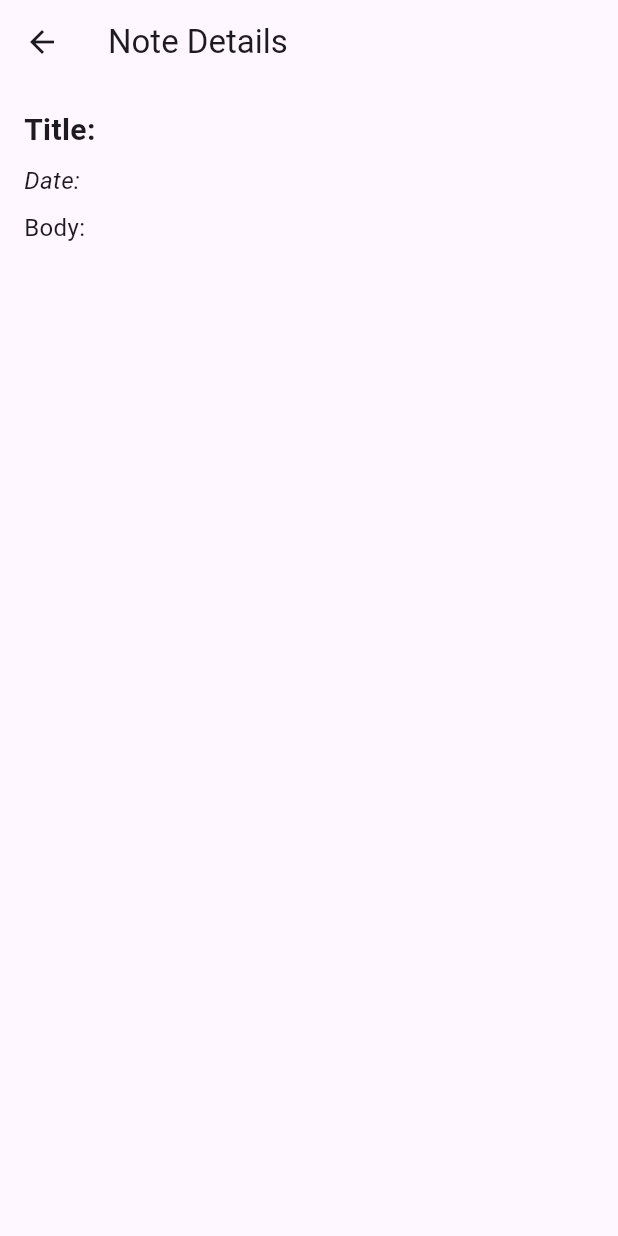
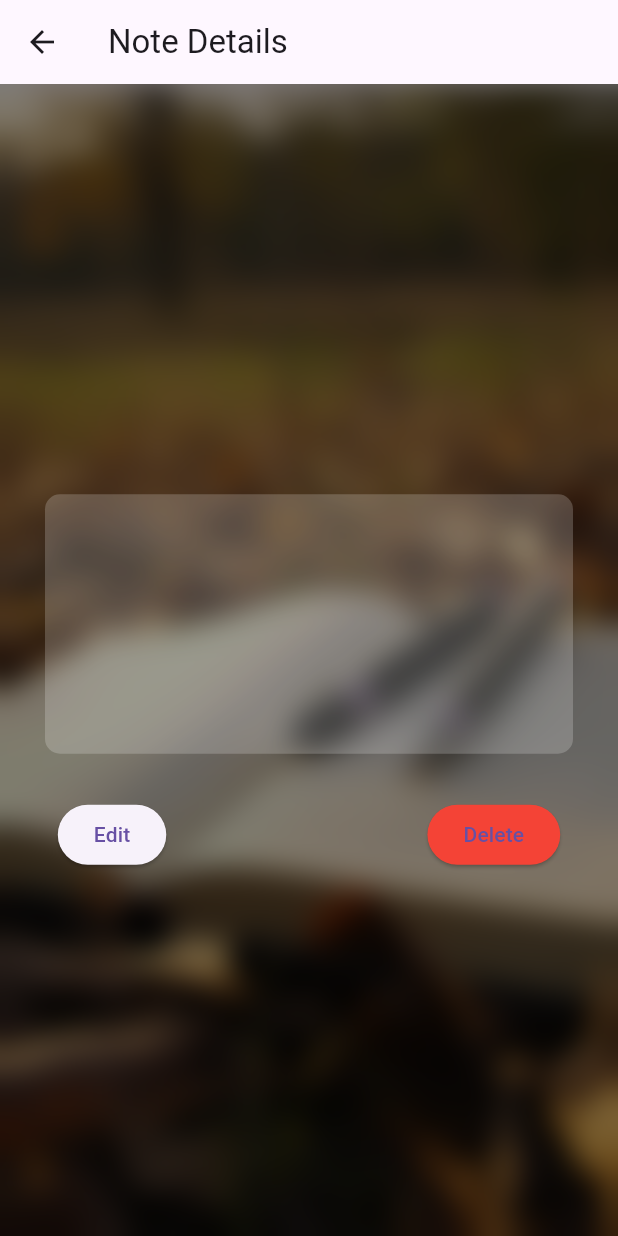
Before and after one commit to yonatannnn/Diary-Writing-app, a Flutter app: the NoteDetailsScreen screen opened directly with empty values, on a phone screen of 412 x 824 dp. Run offline on Flutter 3.47's test engine with Material 3 defaults, Android fonts, the light colour scheme and no system bars; our stand-ins replace animate_do, cloud_firestore, firebase_auth, firebase_core; accounts and stored records are empty.

Commit message:
note ended

```diff
--- a/lib/screens/registration_screen.dart
+++ b/lib/screens/registration_screen.dart
@@ -76,7 +76,7 @@ class _RegistrationScreenState extends State<RegistrationScreen> {
           widget._emailController.text, widget._passwordController.text);
 
       User user = User(
-        email: widget._emailController.text,
+        email: widget._emailController.text.toLowerCase(),
         firstName: widget._usernameController.text,
         lastName: widget._lastnameController.text,
         password: widget._passwordController.text,
--- a/lib/widgets/note_detail_screen.dart
+++ b/lib/widgets/note_detail_screen.dart
@@ -1,4 +1,10 @@
+import 'dart:ui';
+import 'package:diary/models/note_model.dart';
+import 'package:diary/models/user_model.dart';
+import 'package:diary/screens/edit_note_screen.dart';
 import 'package:flutter/material.dart';
+import 'package:provider/provider.dart';
+import 'package:diary/services/noteService.dart';
 
 class NoteDetailsScreen extends StatelessWidget {
   final String id;
@@ -16,32 +22,123 @@ class NoteDetailsScreen extends StatelessWidget {
 
   @override
   Widget build(BuildContext context) {
+    final user = Provider.of<User?>(context);
     return Scaffold(
       appBar: AppBar(
         title: Text('Note Details'),
       ),
-      body: Padding(
-        padding: EdgeInsets.all(16),
+      body: Stack(
+        children: [
+          Container(
+            decoration: BoxDecoration(
+              image: DecorationImage(
+                image: AssetImage('assets/images/loginbg.png'),
+                fit: BoxFit.cover,
+              ),
+            ),
+            child: BackdropFilter(
+              filter: ImageFilter.blur(sigmaX: 10.0, sigmaY: 10.0),
+              child: Container(
+                color: Colors.black.withOpacity(0.5),
+              ),
+            ),
+          ),
+          Center(
+            child: SingleChildScrollView(
+              child: Column(
+                mainAxisAlignment: MainAxisAlignment.center,
+                children: [
+                  Container(
+                    width: double.infinity,
+                    margin: const EdgeInsets.all(30),
+                    padding: const EdgeInsets.all(30),
+                    decoration: BoxDecoration(
+                      borderRadius: BorderRadius.circular(10),
+                      color: Colors.white.withOpacity(0.2),
+                    ),
                     child: Column(
                       crossAxisAlignment: CrossAxisAlignment.start,
                       children: [
                         Text(
-              'Title: $title',
-              style: TextStyle(fontSize: 20, fontWeight: FontWeight.bold),
+                          title,
+                          style: TextStyle(
+                            fontSize: 24,
+                            fontWeight: FontWeight.bold,
+                            color: Colors.white,
                           ),
-            SizedBox(height: 8),
+                        ),
+                        SizedBox(height: 10),
                         Text(
-              'Date: $date',
-              style: TextStyle(fontSize: 16, fontStyle: FontStyle.italic),
+                          date,
+                          style: TextStyle(
+                            fontSize: 16,
+                            fontStyle: FontStyle.italic,
+                            color: Colors.white70,
                           ),
-            SizedBox(height: 8),
+                        ),
+                        SizedBox(height: 20),
                         Text(
-              'Body:\n$body',
-              style: TextStyle(fontSize: 16),
+                          body,
+                          style: TextStyle(
+                            fontSize: 18,
+                            color: Colors.white,
+                          ),
                         ),
                       ],
                     ),
                   ),
+                  Row(
+                    mainAxisAlignment: MainAxisAlignment.spaceAround,
+                    children: [
+                      ElevatedButton(
+                        onPressed: () {
+                          // Navigate to edit note screen
+                          Navigator.push(
+                            context,
+                            MaterialPageRoute(
+                              builder: (context) => EditNoteScreen(
+                                id: id,
+                                title: title,
+                                body: body,
+                                date: date,
+                              ),
+                            ),
+                          );
+                        },
+                        child: Text('Edit'),
+                      ),
+                      SizedBox(width: 20),
+                      ElevatedButton(
+                        onPressed: () async {
+                          try {
+                            await context
+                                .read<NoteService>()
+                                .deleteNoteFromFirestore(id);
+                            Navigator.pop(
+                                context); // Navigate back after deleting
+                          } catch (e) {
+                            print('Error deleting note: $e');
+                            // Optionally, show a snackbar or alert to the user
+                            ScaffoldMessenger.of(context).showSnackBar(
+                              SnackBar(
+                                content: Text('Error deleting note: $e'),
+                              ),
+                            );
+                          }
+                        },
+                        child: Text('Delete'),
+                        style: ElevatedButton.styleFrom(
+                          backgroundColor: Colors.red,
+                        ),
+                      ),
+                    ],
+                  ),
+                ],
+              ),
+            ),
+          ),
+        ],
+      ),
     );
   }
 }
```
Also changed, not shown: lib/main.dart (+6 -1 lines), lib/screens/edit_note_screen.dart (added, +205 -0 lines), lib/screens/home_screen.dart (+16 -16 lines), lib/screens/login_screen.dart (+39 -25 lines), lib/services/authService.dart (+12 -12 lines), lib/services/noteService.dart (+32 -1 lines), lib/services/userService.dart (+6 -3 lines), lib/widgets/single_note_widget.dart (+6 -4 lines), lib/widgets/welcome.dart (added, +53 -0 lines). Lines whose indentation alone changed are shown as unchanged.
